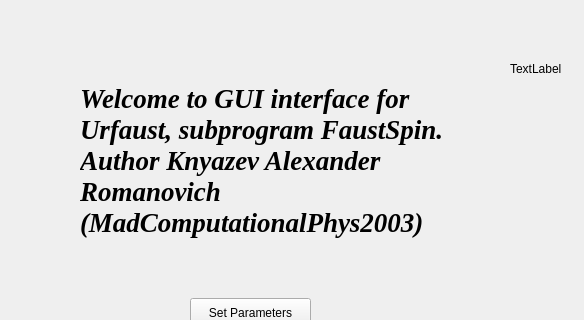
Old version of the form FaustSpin/UrFaustGUI_TEST_1/main_window_1.ui in the repository MadComputationalPhys2003/Progect_Gonchar; both pictures show x 289 to 873 and y 160 to 480 of the 1135 by 886 pixel window.
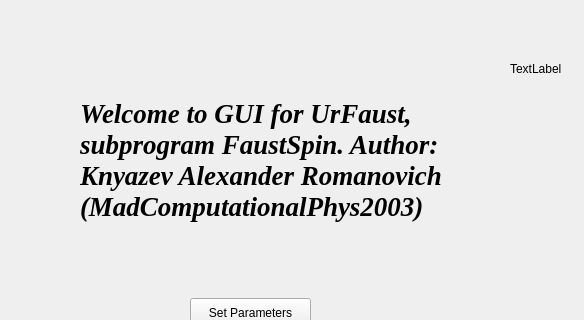
New version of the form.

Commit message: Update: Spin Visualisation

```diff
--- a/FaustSpin/UrFaustGUI_TEST_1/main_window_1.ui
+++ b/FaustSpin/UrFaustGUI_TEST_1/main_window_1.ui
@@ -56,7 +56,7 @@
         <enum>QFrame::Shadow::Sunken</enum>
        </property>
        <property name="text">
-        <string>Welcome to GUI interface for Urfaust, subprogram FaustSpin. Author Knyazev Alexander Romanovich (MadComputationalPhys2003)</string>
+        <string>Welcome to GUI for UrFaust, subprogram FaustSpin. Author: Knyazev Alexander Romanovich (MadComputationalPhys2003)</string>
        </property>
        <property name="textFormat">
         <enum>Qt::TextFormat::RichText</enum>
```
The commit also changes 6 other files.
